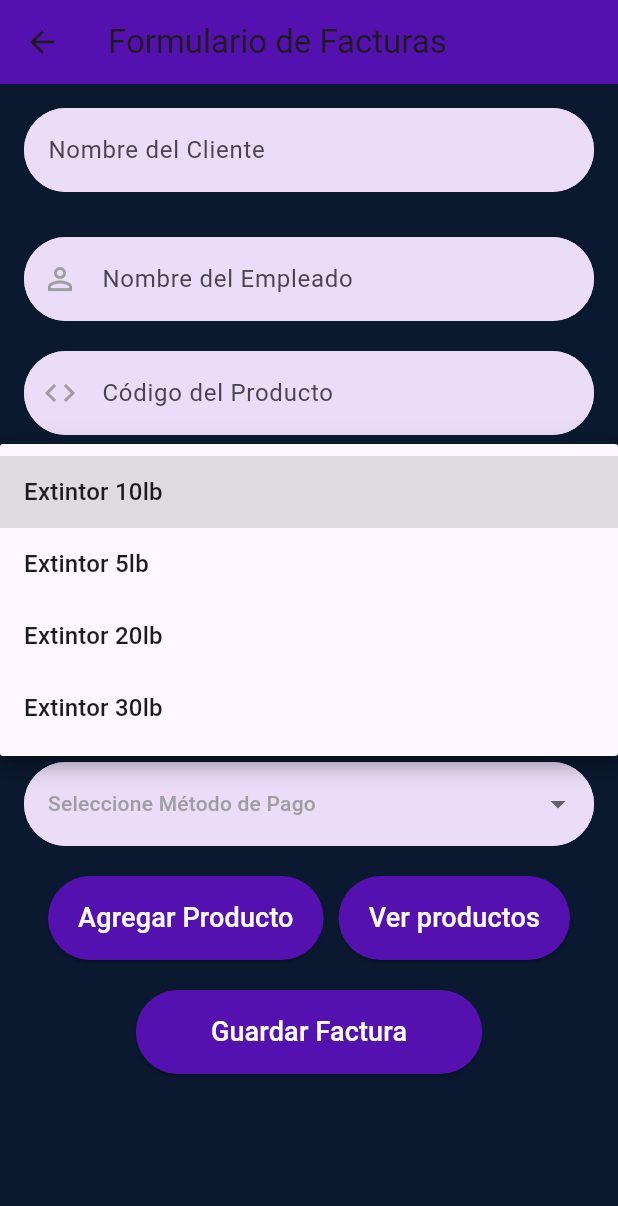
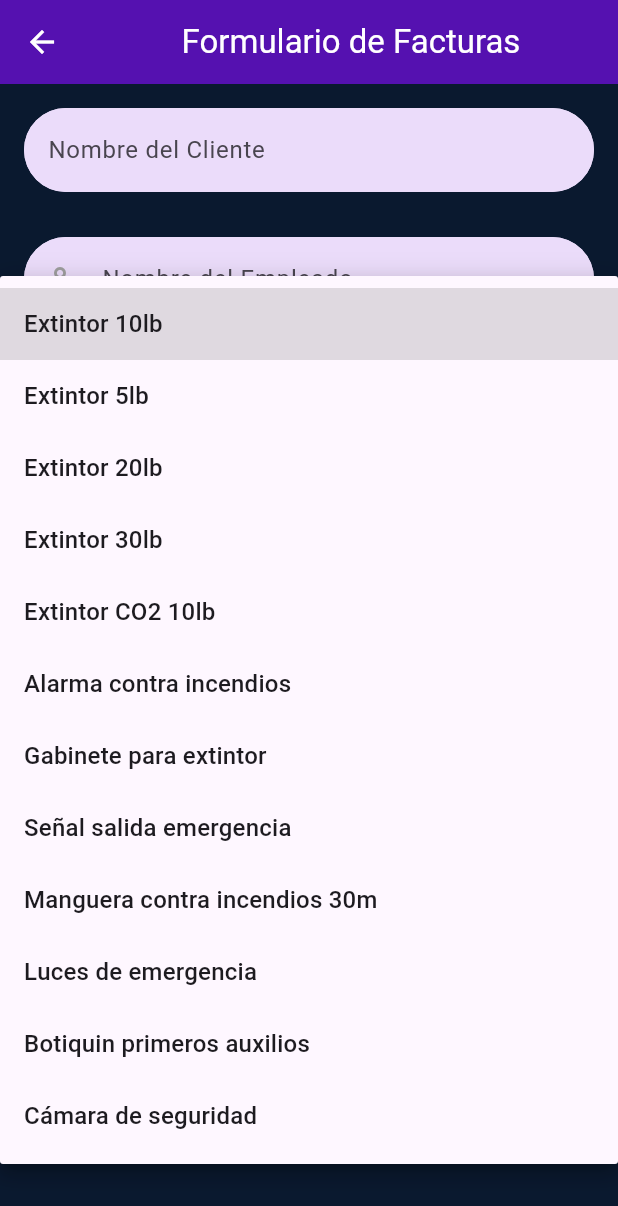
Before and after one commit to JaredVS777/Tesis_Inti_Killa, a Flutter app: the FormularioFacturaPage screen opened directly, after a tap on "Nombre del Producto", on a phone screen of 412 x 824 dp. Shown: the top 1206 px of the screen. Run offline on Flutter 3.47's test engine with Material 3 defaults, Android fonts, the phone set to English and light mode, and no system bars; our stand-ins replace flutter_typeahead, shared_preferences; accounts and stored records are empty; network calls fail.

Commit message:
Mejoramiento de interfaz

```diff
--- a/proyecto_4/lib/cliente_page.dart
+++ b/proyecto_4/lib/cliente_page.dart
@@ -287,7 +287,9 @@ class _ClientePageState extends State<ClientePage> {
   Widget build(BuildContext context) {
     return Scaffold(
       appBar: AppBar(
-        title: Center(child: Text('CLIENTES', style: TextStyle(color: Colors.white))), // Título centrado y color blanco
+        title: Center(
+          child: Text('CLIENTES', style: TextStyle(color: Colors.white)),
+        ), // Título centrado y color blanco
         backgroundColor: Color(0xff5511b0), // Color de fondo del AppBar
         iconTheme: IconThemeData(color: Colors.white), // Color de las tres líneas del drawer
       ),
--- a/proyecto_4/lib/factura_page.dart
+++ b/proyecto_4/lib/factura_page.dart
@@ -177,7 +177,9 @@ class _FacturaPageState extends State<FacturaPage> {
   Widget build(BuildContext context) {
     return Scaffold(
       appBar: AppBar(
-        title: Center(child: Text('FACTURAS', style: TextStyle(color: Colors.white))), // Título centrado y color blanco
+        title: Center(
+          child: Text('FACTURAS', style: TextStyle(color: Colors.white)),
+        ), // Título centrado y color blanco
         backgroundColor: Color(0xff5511b0), // Color de fondo del AppBar
         iconTheme: IconThemeData(color: Colors.white), // Color de las tres líneas del drawer
       ),
--- a/proyecto_4/lib/formulario_factura_page.dart
+++ b/proyecto_4/lib/formulario_factura_page.dart
@@ -2,6 +2,7 @@ import 'package:flutter/material.dart';
 import 'api_service.dart';
 import 'package:shared_preferences/shared_preferences.dart';
 import 'package:flutter_typeahead/flutter_typeahead.dart';
+import 'package:flutter/services.dart';
 
 class FormularioFacturaPage extends StatefulWidget {
   @override
@@ -32,6 +33,14 @@ class _FormularioFacturaPageState extends State<FormularioFacturaPage> {
     '5': {'nombre': 'Extintor 5lb', 'precio': 25.23},
     '20': {'nombre': 'Extintor 20lb', 'precio': 35.46},
     '30': {'nombre': 'Extintor 30lb', 'precio': 40.12},
+    '60': {'nombre': 'Extintor CO2 10lb', 'precio': 55.75},
+    '90': {'nombre': 'Alarma contra incendios', 'precio': 150},
+    '100': {'nombre': 'Gabinete para extintor', 'precio': 35},
+    '110': {'nombre': 'Señal salida emergencia', 'precio': 15},
+    '70': {'nombre': 'Manguera contra incendios 30m', 'precio': 70.5},
+    '130': {'nombre': 'Luces de emergencia', 'precio': 45},
+    '120': {'nombre': 'Botiquin primeros auxilios', 'precio': 25},
+    '140': {'nombre': 'Cámara de seguridad', 'precio': 120},
   };
 
   final Map<String, String> _metodoPagoMap = {
@@ -304,8 +313,14 @@ class _FormularioFacturaPageState extends State<FormularioFacturaPage> {
   Widget build(BuildContext context) {
     return Scaffold(
       appBar: AppBar(
-        title: Text('Formulario de Facturas'),
+        title: Center(
+          child: Text(
+            'Formulario de Facturas',
+            style: TextStyle(color: Colors.white),
+          ),
+        ),
         backgroundColor: Color(0xff5511b0),
+        iconTheme: IconThemeData(color: Colors.white),
       ),
       backgroundColor: Color(0xFF0A192F),
       body: SingleChildScrollView(
@@ -419,6 +434,11 @@ class _FormularioFacturaPageState extends State<FormularioFacturaPage> {
                   type: TextInputType.number,
                   texto: 'Cantidad',
                   controller: _cantidadController,
+                  inputFormatters: [
+                    FilteringTextInputFormatter.digitsOnly,
+                    LengthLimitingTextInputFormatter(3),
+                    FilteringTextInputFormatter.allow(RegExp(r'^[1-9]\d{0,2}$')),
+                  ],
                 ),
                 _TextFieldCustom(
                   icono: Icons.monetization_on,
@@ -515,6 +535,7 @@ class _TextFieldCustom extends StatelessWidget {
   final String texto;
   final TextEditingController controller;
   final bool readOnly;
+  final List<TextInputFormatter>? inputFormatters;
 
   const _TextFieldCustom({
     Key? key,
@@ -523,6 +544,7 @@ class _TextFieldCustom extends StatelessWidget {
     required this.texto,
     required this.controller,
     this.readOnly = false,
+    this.inputFormatters,
   }) : super(key: key);
 
   @override
@@ -533,6 +555,7 @@ class _TextFieldCustom extends StatelessWidget {
         controller: controller,
         keyboardType: type,
         readOnly: readOnly,
+        inputFormatters: inputFormatters,
         decoration: InputDecoration(
           hintText: texto,
           filled: true,
--- a/proyecto_4/lib/formulario_proforma_page.dart
+++ b/proyecto_4/lib/formulario_proforma_page.dart
@@ -2,6 +2,7 @@ import 'package:flutter/material.dart';
 import 'package:shared_preferences/shared_preferences.dart';
 import 'api_service.dart';
 import 'package:flutter_typeahead/flutter_typeahead.dart';
+import 'package:flutter/services.dart';
 
 class FormularioProformaPage extends StatefulWidget {
   final Map<String, dynamic>? proforma;
@@ -35,6 +36,14 @@ class _FormularioProformaPageState extends State<FormularioProformaPage> {
     '5': {'nombre': 'Extintor 5lb', 'precio': 25.23},
     '20': {'nombre': 'Extintor 20lb', 'precio': 35.46},
     '30': {'nombre': 'Extintor 30lb', 'precio': 40.12},
+    '60': {'nombre': 'Extintor CO2 10lb', 'precio': 55.75},
+    '90': {'nombre': 'Alarma contra incendios', 'precio': 150},
+    '100': {'nombre': 'Gabinete para extintor', 'precio': 35},
+    '110': {'nombre': 'Señal salida emergencia', 'precio': 15},
+    '70': {'nombre': 'Manguera contra incendios 30m', 'precio': 70.5},
+    '130': {'nombre': 'Luces de emergencia', 'precio': 45},
+    '120': {'nombre': 'Botiquin primeros auxilios', 'precio': 25},
+    '140': {'nombre': 'Cámara de seguridad', 'precio': 120},
   };
 
   @override
@@ -331,8 +340,14 @@ class _FormularioProformaPageState extends State<FormularioProformaPage> {
   Widget build(BuildContext context) {
     return Scaffold(
       appBar: AppBar(
-        title: Text('Formulario de Proformas'),
+        title: Center(
+          child: Text(
+            'Formulario de Proformas',
+            style: TextStyle(color: Colors.white),
+          ),
+        ),
         backgroundColor: Color(0xff5511b0),
+        iconTheme: IconThemeData(color: Colors.white), // Cambia el color de la flecha de retroceso a blanco
       ),
       backgroundColor: Color(0xFF0A192F),
       body: SingleChildScrollView(
@@ -447,6 +462,11 @@ class _FormularioProformaPageState extends State<FormularioProformaPage> {
                   type: TextInputType.number,
                   texto: 'Cantidad',
                   controller: _cantidadController,
+                  inputFormatters: [
+                    FilteringTextInputFormatter.digitsOnly,
+                    LengthLimitingTextInputFormatter(3),
+                    FilteringTextInputFormatter.allow(RegExp(r'^[1-9]\d{0,2}$')),
+                  ],
                 ),
                 _TextFieldCustom(
                   icono: Icons.monetization_on,
@@ -510,6 +530,7 @@ class _TextFieldCustom extends StatelessWidget {
   final String texto;
   final TextEditingController controller;
   final bool readOnly;
+  final List<TextInputFormatter>? inputFormatters;
 
   const _TextFieldCustom({
     Key? key,
@@ -518,6 +539,7 @@ class _TextFieldCustom extends StatelessWidget {
     required this.texto,
     required this.controller,
     this.readOnly = false,
+    this.inputFormatters,
   }) : super(key: key);
 
   @override
@@ -528,6 +550,7 @@ class _TextFieldCustom extends StatelessWidget {
         controller: controller,
         keyboardType: type,
         readOnly: readOnly,
+        inputFormatters: inputFormatters,
         decoration: InputDecoration(
           hintText: texto,
           filled: true,
--- a/proyecto_4/lib/proforma_page.dart
+++ b/proyecto_4/lib/proforma_page.dart
@@ -153,7 +153,9 @@ class _ProformaPageState extends State<ProformaPage> {
   Widget build(BuildContext context) {
     return Scaffold(
       appBar: AppBar(
-        title: Center(child: Text('PROFORMAS', style: TextStyle(color: Colors.white))), // Título centrado y color blanco
+        title: Center(
+          child: Text('PROFORMAS', style: TextStyle(color: Colors.white)),
+        ), // Título centrado y color blanco
         backgroundColor: Color(0xff5511b0), // Color de fondo del AppBar
         iconTheme: IconThemeData(color: Colors.white), // Color de las tres líneas del drawer
       ),
```
Also changed, not shown: proyecto_4/lib/formulario_cliente_page.dart (+8 -3 lines).
